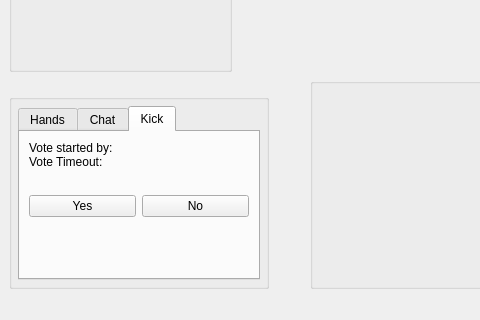
Above: src/gui/qt/gametable.ui from pokerth/pokerth before the change; both pictures show x 0 to 480 and y 360 to 680 of the 1000 by 680 pixel window. Below: the same form after it.
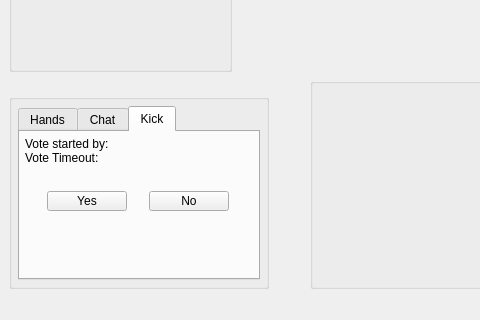
That is the form after the change. The open tabs and pages were chosen to show the change. Custom widgets are drawn as their Qt base class.

The edit to the form file:
```diff
--- a/src/gui/qt/gametable.ui
+++ b/src/gui/qt/gametable.ui
@@ -1781,6 +1781,15 @@
                <string>Kick</string>
               </attribute>
               <layout class="QGridLayout" name="gridLayout" >
+               <property name="horizontalSpacing" >
+                <number>0</number>
+               </property>
+               <property name="verticalSpacing" >
+                <number>-1</number>
+               </property>
+               <property name="margin" >
+                <number>5</number>
+               </property>
                <item row="0" column="0" >
                 <layout class="QVBoxLayout" name="verticalLayout" >
                  <property name="spacing" >
@@ -1859,6 +1868,12 @@
                 <layout class="QHBoxLayout" name="horizontalLayout" >
                  <item>
                   <widget class="QPushButton" name="pushButton_voteOnKickYes" >
+                   <property name="maximumSize" >
+                    <size>
+                     <width>80</width>
+                     <height>20</height>
+                    </size>
+                   </property>
                    <property name="text" >
                     <string>Yes</string>
                    </property>
@@ -1866,6 +1881,12 @@
                  </item>
                  <item>
                   <widget class="QPushButton" name="pushButton_voteOnKickNo" >
+                   <property name="maximumSize" >
+                    <size>
+                     <width>80</width>
+                     <height>20</height>
+                    </size>
+                   </property>
                    <property name="text" >
                     <string>No</string>
                    </property>
```
Left out of the diff: 2 changed lines with no effect on the pictures.
